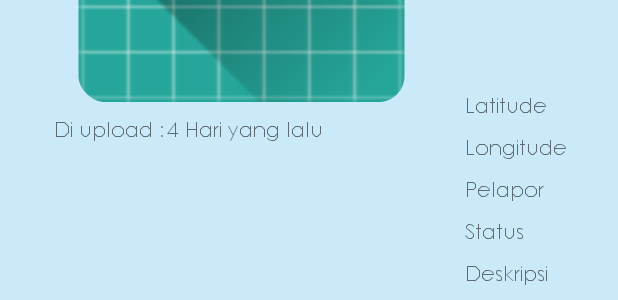
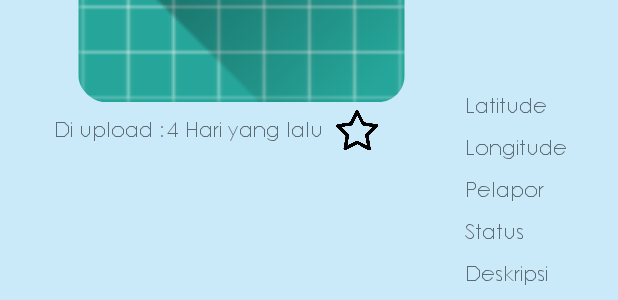
Before and after one commit to alunix/laporinaja, an Android app: the layout landscape_activity_detail_report.xml on its own in the app's theme, with its tools: preview values and no code run, on a phone screen of 412 x 824 dp. Shown: the part 329-629 px from the top of the screen. Run offline under Robolectric (Android 15) with nearby library versions, the phone set to English and light mode, and no system bars.

Commit message:
UAS PMOB - THT (revisi 1.2)

```diff
--- a/app/src/main/res/layout/landscape_activity_detail_report.xml
+++ b/app/src/main/res/layout/landscape_activity_detail_report.xml
@@ -248,6 +248,17 @@
                     app:layout_constraintStart_toEndOf="@+id/jenisLaporan"
                     app:layout_constraintTop_toBottomOf="@+id/etStatusDetailLandscape" />
 
+                <ImageView
+                    android:id="@+id/favoriteImage"
+                    android:layout_width="30dp"
+                    android:layout_height="30dp"
+                    android:layout_marginStart="8dp"
+                    android:layout_marginTop="4dp"
+                    android:onClick="addFavoriteToServer"
+                    app:layout_constraintStart_toEndOf="@+id/etUpdateAtDetailLandscape"
+                    app:layout_constraintTop_toBottomOf="@+id/photoDetailLandscape"
+                    app:srcCompat="@drawable/unfavorite" />
+
 
             </android.support.constraint.ConstraintLayout>
 
```
